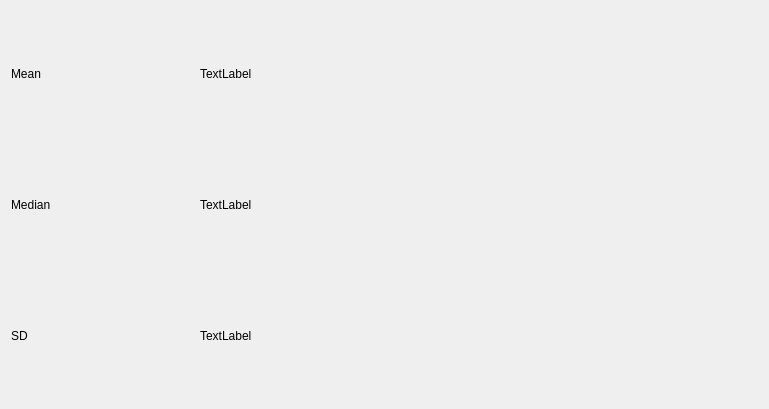
Qt form image_statistics_overview.ui (dheerajshenoy/FITSExplorer) before a commit.
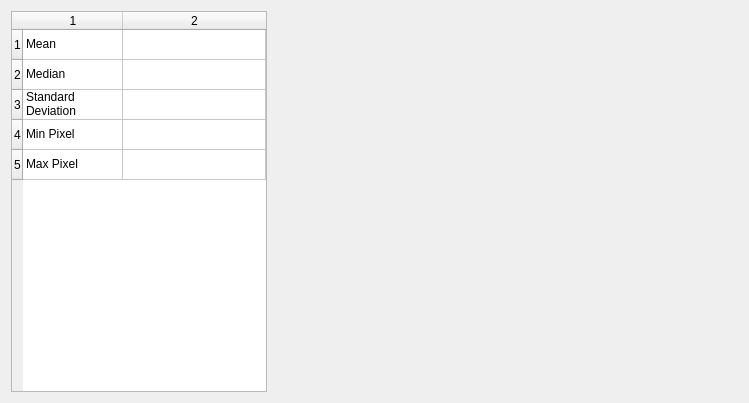
The same form after that commit. Custom widgets are drawn as their Qt base class.

Patch:
```diff
--- a/image_statistics_overview.ui
+++ b/image_statistics_overview.ui
@@ -6,71 +6,67 @@
    <rect>
     <x>0</x>
     <y>0</y>
-    <width>769</width>
-    <height>409</height>
+    <width>749</width>
+    <height>403</height>
    </rect>
   </property>
   <property name="windowTitle">
    <string>Form</string>
   </property>
-  <layout class="QHBoxLayout" name="horizontalLayout_4">
-   <item>
-    <layout class="QVBoxLayout" name="verticalLayout">
-     <item>
       <layout class="QHBoxLayout" name="horizontalLayout">
        <item>
-        <widget class="QLabel" name="label">
+    <widget class="QTableWidget" name="table_widget">
+     <property name="sizePolicy">
+      <sizepolicy hsizetype="Maximum" vsizetype="Minimum">
+       <horstretch>0</horstretch>
+       <verstretch>0</verstretch>
+      </sizepolicy>
+     </property>
+     <property name="autoFillBackground">
+      <bool>false</bool>
+     </property>
+     <property name="rowCount">
+      <number>5</number>
+     </property>
+     <property name="columnCount">
+      <number>2</number>
+     </property>
+     <attribute name="horizontalHeaderStretchLastSection">
+      <bool>true</bool>
+     </attribute>
+     <row/>
+     <row/>
+     <row/>
+     <row/>
+     <row/>
+     <column/>
+     <column/>
+     <item row="0" column="0">
          <property name="text">
           <string>Mean</string>
          </property>
-        </widget>
-       </item>
-       <item>
-        <widget class="QLabel" name="label_mean">
-         <property name="text">
-          <string>TextLabel</string>
-         </property>
-        </widget>
-       </item>
-      </layout>
-     </item>
-     <item>
-      <layout class="QHBoxLayout" name="horizontalLayout_2">
-       <item>
-        <widget class="QLabel" name="label_2">
+     </item>
+     <item row="1" column="0">
          <property name="text">
           <string>Median</string>
          </property>
-        </widget>
-       </item>
-       <item>
-        <widget class="QLabel" name="label_median">
+     </item>
+     <item row="2" column="0">
          <property name="text">
-          <string>TextLabel</string>
-         </property>
-        </widget>
-       </item>
-      </layout>
-     </item>
-     <item>
-      <layout class="QHBoxLayout" name="horizontalLayout_3">
-       <item>
-        <widget class="QLabel" name="label_3">
+       <string>Standard Deviation</string>
+      </property>
+     </item>
+     <item row="3" column="0">
          <property name="text">
-          <string>SD</string>
-         </property>
-        </widget>
-       </item>
-       <item>
-        <widget class="QLabel" name="label_std">
+       <string>Min Pixel</string>
+      </property>
+     </item>
+     <item row="4" column="0">
          <property name="text">
-          <string>TextLabel</string>
-         </property>
-        </widget>
-       </item>
-      </layout>
-     </item>
-    </layout>
+       <string>Max Pixel</string>
+      </property>
+     </item>
+    </widget>
    </item>
    <item>
     <widget class="QCustomPlot" name="gaussian_dist_plot" native="true"/>
```
Lines whose indentation alone changed are shown as unchanged.
